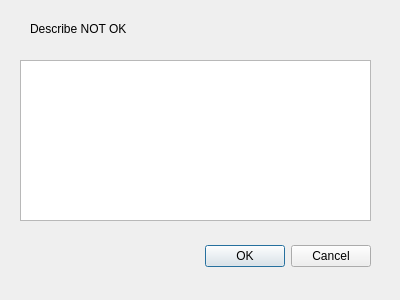
Above: dialog.ui from JakobGerjolj/SideMountTestGUI before the change. Below: the same form after it.
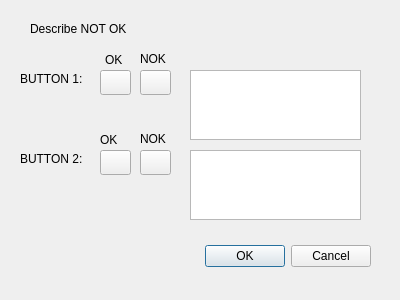
That is the form after the change.

```diff
--- a/dialog.ui
+++ b/dialog.ui
@@ -29,16 +29,6 @@
     <set>QDialogButtonBox::Cancel|QDialogButtonBox::Ok</set>
    </property>
   </widget>
-  <widget class="QTextEdit" name="textEdit">
-   <property name="geometry">
-    <rect>
-     <x>20</x>
-     <y>60</y>
-     <width>351</width>
-     <height>161</height>
-    </rect>
-   </property>
-  </widget>
   <widget class="QLabel" name="label">
    <property name="geometry">
     <rect>
@@ -52,6 +42,156 @@
     <string>Describe NOT OK</string>
    </property>
   </widget>
+  <widget class="QLabel" name="label_2">
+   <property name="geometry">
+    <rect>
+     <x>20</x>
+     <y>70</y>
+     <width>81</width>
+     <height>17</height>
+    </rect>
+   </property>
+   <property name="text">
+    <string>BUTTON 1:</string>
+   </property>
+  </widget>
+  <widget class="QPushButton" name="pushButton">
+   <property name="geometry">
+    <rect>
+     <x>100</x>
+     <y>70</y>
+     <width>31</width>
+     <height>25</height>
+    </rect>
+   </property>
+   <property name="text">
+    <string/>
+   </property>
+  </widget>
+  <widget class="QPushButton" name="pushButton_2">
+   <property name="geometry">
+    <rect>
+     <x>140</x>
+     <y>70</y>
+     <width>31</width>
+     <height>25</height>
+    </rect>
+   </property>
+   <property name="text">
+    <string/>
+   </property>
+  </widget>
+  <widget class="QLabel" name="butt1_OK_label">
+   <property name="geometry">
+    <rect>
+     <x>105</x>
+     <y>50</y>
+     <width>21</width>
+     <height>20</height>
+    </rect>
+   </property>
+   <property name="text">
+    <string>OK</string>
+   </property>
+  </widget>
+  <widget class="QLabel" name="butt1_NOK_label">
+   <property name="geometry">
+    <rect>
+     <x>140</x>
+     <y>50</y>
+     <width>31</width>
+     <height>17</height>
+    </rect>
+   </property>
+   <property name="text">
+    <string>NOK</string>
+   </property>
+  </widget>
+  <widget class="QLabel" name="label_5">
+   <property name="geometry">
+    <rect>
+     <x>20</x>
+     <y>150</y>
+     <width>81</width>
+     <height>17</height>
+    </rect>
+   </property>
+   <property name="text">
+    <string>BUTTON 2:</string>
+   </property>
+  </widget>
+  <widget class="QPushButton" name="pushButton_3">
+   <property name="geometry">
+    <rect>
+     <x>140</x>
+     <y>150</y>
+     <width>31</width>
+     <height>25</height>
+    </rect>
+   </property>
+   <property name="text">
+    <string/>
+   </property>
+  </widget>
+  <widget class="QPushButton" name="pushButton_4">
+   <property name="geometry">
+    <rect>
+     <x>100</x>
+     <y>150</y>
+     <width>31</width>
+     <height>25</height>
+    </rect>
+   </property>
+   <property name="text">
+    <string/>
+   </property>
+  </widget>
+  <widget class="QTextEdit" name="textEdit">
+   <property name="geometry">
+    <rect>
+     <x>190</x>
+     <y>70</y>
+     <width>171</width>
+     <height>70</height>
+    </rect>
+   </property>
+  </widget>
+  <widget class="QTextEdit" name="textEdit_2">
+   <property name="geometry">
+    <rect>
+     <x>190</x>
+     <y>150</y>
+     <width>171</width>
+     <height>70</height>
+    </rect>
+   </property>
+  </widget>
+  <widget class="QLabel" name="butt2_OK_label">
+   <property name="geometry">
+    <rect>
+     <x>100</x>
+     <y>130</y>
+     <width>21</width>
+     <height>20</height>
+    </rect>
+   </property>
+   <property name="text">
+    <string>OK</string>
+   </property>
+  </widget>
+  <widget class="QLabel" name="butt2_NOK_label">
+   <property name="geometry">
+    <rect>
+     <x>140</x>
+     <y>130</y>
+     <width>31</width>
+     <height>17</height>
+    </rect>
+   </property>
+   <property name="text">
+    <string>NOK</string>
+   </property>
+  </widget>
  </widget>
  <resources/>
  <connections>
```
